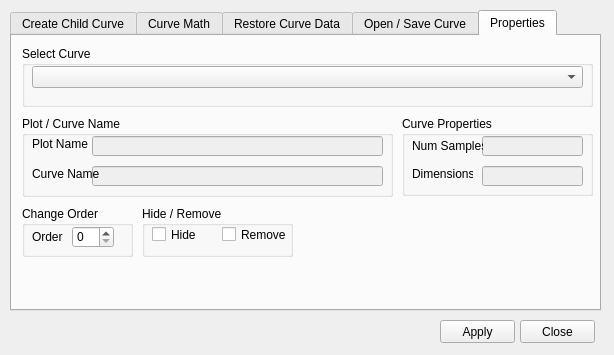
Above: curveproperties.ui from d-wizard/plotter before the change. Below: the same form after it.
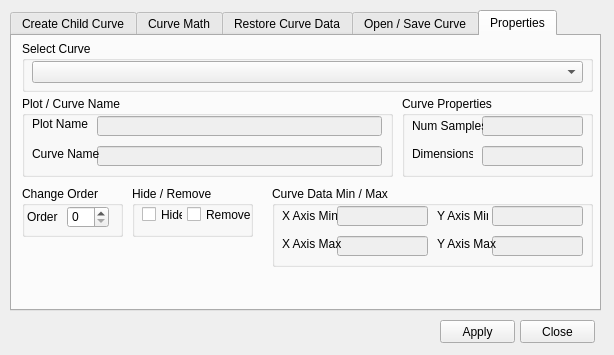
That is the form after the change.

Commit message:
Add max/min display to Properties tab.
Reorganize properties tab.

Original Commit Rev: 1686 | 2014-09-03 22:46:05 -0500 (Wed, 03 Sep 2014)

Patch:
```diff
--- a/curveproperties.ui
+++ b/curveproperties.ui
@@ -647,7 +647,7 @@
      <property name="geometry">
       <rect>
        <x>10</x>
-       <y>80</y>
+       <y>60</y>
        <width>371</width>
        <height>81</height>
       </rect>
@@ -661,9 +661,9 @@
       </property>
       <property name="geometry">
        <rect>
-        <x>70</x>
+        <x>75</x>
         <y>50</y>
-        <width>291</width>
+        <width>285</width>
         <height>20</height>
        </rect>
       </property>
@@ -680,9 +680,9 @@
       </property>
       <property name="geometry">
        <rect>
-        <x>70</x>
+        <x>75</x>
         <y>20</y>
-        <width>291</width>
+        <width>285</width>
         <height>20</height>
        </rect>
       </property>
@@ -735,9 +735,9 @@
      <property name="geometry">
       <rect>
        <x>390</x>
-       <y>80</y>
+       <y>60</y>
        <width>191</width>
-       <height>80</height>
+       <height>81</height>
       </rect>
      </property>
      <property name="title">
@@ -812,8 +812,8 @@
      <property name="geometry">
       <rect>
        <x>10</x>
-       <y>170</y>
-       <width>111</width>
+       <y>150</y>
+       <width>101</width>
        <height>51</height>
       </rect>
      </property>
@@ -823,7 +823,7 @@
      <widget class="QSpinBox" name="spnPropCurvePos">
       <property name="geometry">
        <rect>
-        <x>50</x>
+        <x>45</x>
         <y>20</y>
         <width>42</width>
         <height>22</height>
@@ -833,7 +833,7 @@
      <widget class="QLabel" name="label_10">
       <property name="geometry">
        <rect>
-        <x>10</x>
+        <x>5</x>
         <y>20</y>
         <width>46</width>
         <height>21</height>
@@ -848,9 +848,9 @@
      <property name="geometry">
       <rect>
        <x>10</x>
-       <y>10</y>
+       <y>5</y>
        <width>571</width>
-       <height>61</height>
+       <height>51</height>
       </rect>
      </property>
      <property name="title">
@@ -870,9 +870,9 @@
     <widget class="QGroupBox" name="groupBox_8">
      <property name="geometry">
       <rect>
-       <x>130</x>
-       <y>170</y>
-       <width>151</width>
+       <x>120</x>
+       <y>150</y>
+       <width>121</width>
        <height>51</height>
       </rect>
      </property>
@@ -882,7 +882,7 @@
      <widget class="QCheckBox" name="chkPropRemove">
       <property name="geometry">
        <rect>
-        <x>80</x>
+        <x>55</x>
         <y>20</y>
         <width>70</width>
         <height>17</height>
@@ -897,7 +897,7 @@
        <rect>
         <x>10</x>
         <y>20</y>
-        <width>70</width>
+        <width>41</width>
         <height>17</height>
        </rect>
       </property>
@@ -906,6 +906,147 @@
       </property>
      </widget>
     </widget>
+    <widget class="QGroupBox" name="groupBox_9">
+     <property name="geometry">
+      <rect>
+       <x>260</x>
+       <y>150</y>
+       <width>321</width>
+       <height>81</height>
+      </rect>
+     </property>
+     <property name="title">
+      <string>Curve Data Min / Max</string>
+     </property>
+     <widget class="QLineEdit" name="txtPropYMax">
+      <property name="enabled">
+       <bool>false</bool>
+      </property>
+      <property name="geometry">
+       <rect>
+        <x>220</x>
+        <y>50</y>
+        <width>91</width>
+        <height>20</height>
+       </rect>
+      </property>
+      <property name="styleSheet">
+       <string notr="true">QLineEdit{color: black;}</string>
+      </property>
+      <property name="readOnly">
+       <bool>true</bool>
+      </property>
+     </widget>
+     <widget class="QLineEdit" name="txtPropXMax">
+      <property name="enabled">
+       <bool>false</bool>
+      </property>
+      <property name="geometry">
+       <rect>
+        <x>65</x>
+        <y>50</y>
+        <width>91</width>
+        <height>20</height>
+       </rect>
+      </property>
+      <property name="styleSheet">
+       <string notr="true">QLineEdit{color: black;}</string>
+      </property>
+      <property name="readOnly">
+       <bool>true</bool>
+      </property>
+     </widget>
+     <widget class="QLabel" name="label_14">
+      <property name="geometry">
+       <rect>
+        <x>165</x>
+        <y>50</y>
+        <width>61</width>
+        <height>16</height>
+       </rect>
+      </property>
+      <property name="text">
+       <string>Y Axis Max</string>
+      </property>
+     </widget>
+     <widget class="QLabel" name="label_12">
+      <property name="geometry">
+       <rect>
+        <x>10</x>
+        <y>20</y>
+        <width>71</width>
+        <height>20</height>
+       </rect>
+      </property>
+      <property name="text">
+       <string>X Axis Min</string>
+      </property>
+     </widget>
+     <widget class="QLineEdit" name="txtPropYMin">
+      <property name="enabled">
+       <bool>false</bool>
+      </property>
+      <property name="geometry">
+       <rect>
+        <x>220</x>
+        <y>20</y>
+        <width>91</width>
+        <height>20</height>
+       </rect>
+      </property>
+      <property name="styleSheet">
+       <string notr="true">QLineEdit{color: black;}</string>
+      </property>
+      <property name="readOnly">
+       <bool>true</bool>
+      </property>
+     </widget>
+     <widget class="QLineEdit" name="txtPropXMin">
+      <property name="enabled">
+       <bool>false</bool>
+      </property>
+      <property name="geometry">
+       <rect>
+        <x>65</x>
+        <y>20</y>
+        <width>91</width>
+        <height>20</height>
+       </rect>
+      </property>
+      <property name="styleSheet">
+       <string notr="true">QLineEdit{color: black;}</string>
+      </property>
+      <property name="readOnly">
+       <bool>true</bool>
+      </property>
+     </widget>
+     <widget class="QLabel" name="label_11">
+      <property name="geometry">
+       <rect>
+        <x>10</x>
+        <y>50</y>
+        <width>61</width>
+        <height>16</height>
+       </rect>
+      </property>
+      <property name="text">
+       <string>X Axis Max</string>
+      </property>
+     </widget>
+     <widget class="QLabel" name="label_13">
+      <property name="geometry">
+       <rect>
+        <x>165</x>
+        <y>20</y>
+        <width>51</width>
+        <height>20</height>
+       </rect>
+      </property>
+      <property name="text">
+       <string>Y Axis Min</string>
+      </property>
+     </widget>
+    </widget>
    </widget>
   </widget>
   <widget class="QPushButton" name="cmdApply">
```
The commit also changes 1 other file.
